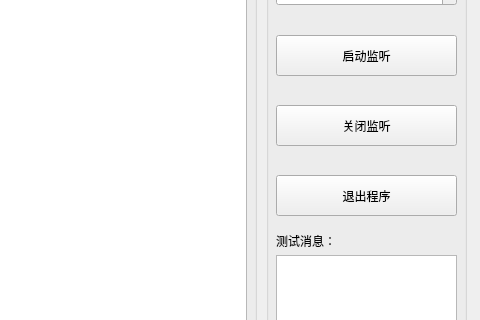
Above: formudpserver.ui from GlaucousGull/NDAToolsPM before the change; both pictures show x 424 to 904 and y 125 to 445 of the 904 by 564 pixel window. Below: the same form after it.
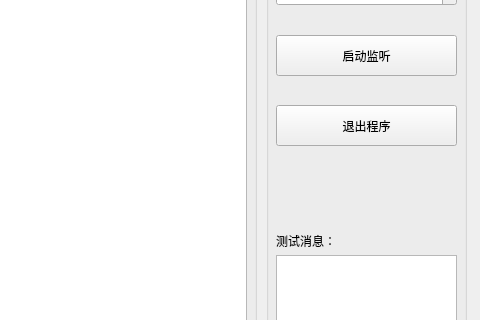
That is the form after the change. Icons and pictures are not drawn.

Commit message:
完成TCP客户端连接，断开，数据收发，自动测试，以及UDP服务器服务器开启和关闭监听，数据收发功能“
git commit -m 完成TCP客户端连接，断开，数据收发，自动测试，以及UDP服务器服务器开启和关闭监听，数据收发功能“

```diff
--- a/formudpserver.ui
+++ b/formudpserver.ui
@@ -52,7 +52,7 @@
     <property name="geometry">
      <rect>
       <x>10</x>
-      <y>300</y>
+      <y>230</y>
       <width>181</width>
       <height>41</height>
      </rect>
@@ -82,23 +82,6 @@
       <normaloff>:/new/prefix1/images/sendmsg.ico</normaloff>:/new/prefix1/images/sendmsg.ico</iconset>
     </property>
    </widget>
-   <widget class="QPushButton" name="pushButton_UDPServerStop">
-    <property name="geometry">
-     <rect>
-      <x>10</x>
-      <y>230</y>
-      <width>181</width>
-      <height>41</height>
-     </rect>
-    </property>
-    <property name="text">
-     <string>关闭监听</string>
-    </property>
-    <property name="icon">
-     <iconset resource="images.qrc">
-      <normaloff>:/new/prefix1/images/stop.ico</normaloff>:/new/prefix1/images/stop.ico</iconset>
-    </property>
-   </widget>
    <widget class="QPushButton" name="pushButton_UDPServerStart">
     <property name="geometry">
      <rect>
```
Left out of the diff: 2 changed lines with no effect on the pictures. The commit also changes 339 other files.
